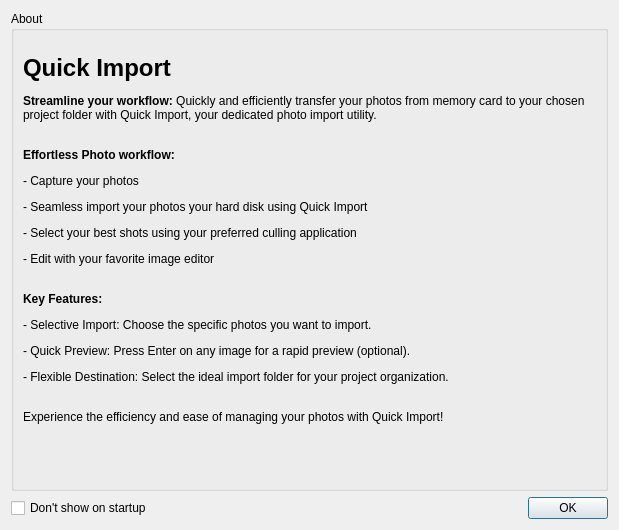
Qt form aboutdialog.ui (herwinjan/QuickImport) before a commit.
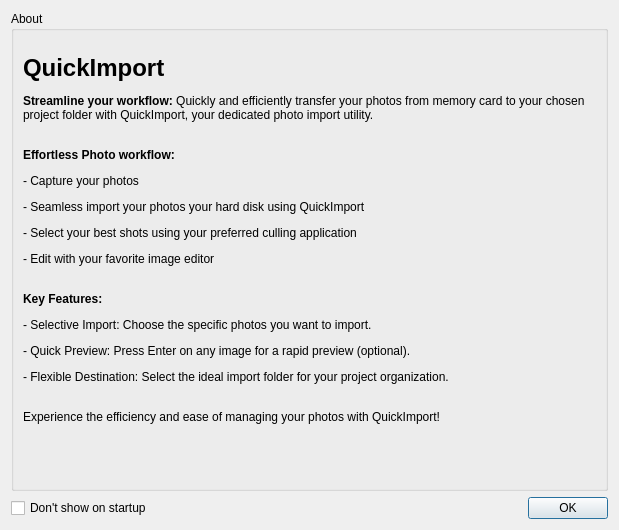
The same form after that commit.

Commit message: Rename to QuickImport, add release notes and a release walkthrough

The edit to the form file:
```diff
--- a/aboutdialog.ui
+++ b/aboutdialog.ui
@@ -35,7 +35,7 @@
          </sizepolicy>
         </property>
         <property name="text">
-         <string>&lt;html&gt;&lt;head/&gt;&lt;body&gt;&lt;p&gt;&lt;span style=&quot; font-size:18pt; font-weight:700;&quot;&gt;Quick Import&lt;/span&gt;&lt;/p&gt;&lt;p&gt;&lt;span style=&quot; font-weight:700;&quot;&gt;Streamline your workflow:&lt;/span&gt; Quickly and efficiently transfer your photos from memory card to your chosen project folder with Quick Import, your dedicated photo import utility.&lt;/p&gt;&lt;p&gt;&lt;br/&gt;&lt;span style=&quot; font-weight:700;&quot;&gt;Effortless Photo workflow:&lt;/span&gt;&lt;/p&gt;&lt;p&gt;- Capture your photos&lt;/p&gt;&lt;p&gt;- Seamless import your photos your hard disk using Quick Import&lt;/p&gt;&lt;p&gt;- Select your best shots using your preferred culling application&lt;/p&gt;&lt;p&gt;- Edit with your favorite image editor&lt;/p&gt;&lt;p&gt;&lt;br/&gt;&lt;span style=&quot; font-weight:700;&quot;&gt;Key Features:&lt;/span&gt;&lt;/p&gt;&lt;p&gt;- Selective Import: Choose the specific photos you want to import.&lt;/p&gt;&lt;p&gt;- Quick Preview: Press Enter on any image for a rapid preview (optional).&lt;/p&gt;&lt;p&gt;- Flexible Destination: Select the ideal import folder for your project organization.&lt;/p&gt;&lt;p&gt;&lt;br/&gt;Experience the efficiency and ease of managing your photos with Quick Import!&lt;/p&gt;&lt;p&gt;&lt;br/&gt;&lt;/p&gt;&lt;/body&gt;&lt;/html&gt;</string>
+         <string>&lt;html&gt;&lt;head/&gt;&lt;body&gt;&lt;p&gt;&lt;span style=&quot; font-size:18pt; font-weight:700;&quot;&gt;QuickImport&lt;/span&gt;&lt;/p&gt;&lt;p&gt;&lt;span style=&quot; font-weight:700;&quot;&gt;Streamline your workflow:&lt;/span&gt; Quickly and efficiently transfer your photos from memory card to your chosen project folder with QuickImport, your dedicated photo import utility.&lt;/p&gt;&lt;p&gt;&lt;br/&gt;&lt;span style=&quot; font-weight:700;&quot;&gt;Effortless Photo workflow:&lt;/span&gt;&lt;/p&gt;&lt;p&gt;- Capture your photos&lt;/p&gt;&lt;p&gt;- Seamless import your photos your hard disk using QuickImport&lt;/p&gt;&lt;p&gt;- Select your best shots using your preferred culling application&lt;/p&gt;&lt;p&gt;- Edit with your favorite image editor&lt;/p&gt;&lt;p&gt;&lt;br/&gt;&lt;span style=&quot; font-weight:700;&quot;&gt;Key Features:&lt;/span&gt;&lt;/p&gt;&lt;p&gt;- Selective Import: Choose the specific photos you want to import.&lt;/p&gt;&lt;p&gt;- Quick Preview: Press Enter on any image for a rapid preview (optional).&lt;/p&gt;&lt;p&gt;- Flexible Destination: Select the ideal import folder for your project organization.&lt;/p&gt;&lt;p&gt;&lt;br/&gt;Experience the efficiency and ease of managing your photos with QuickImport!&lt;/p&gt;&lt;p&gt;&lt;br/&gt;&lt;/p&gt;&lt;/body&gt;&lt;/html&gt;</string>
         </property>
         <property name="wordWrap">
          <bool>true</bool>
```
The commit also changes 15 other files.
